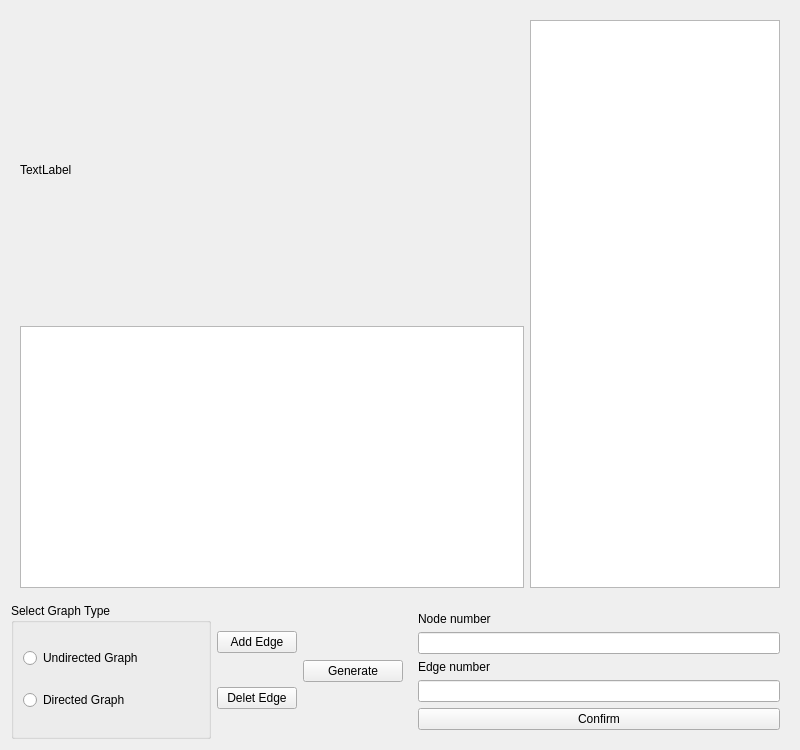
Above: generator_ui.ui from KrowFeather/Graph_Generator before the change. Below: the same form after it.
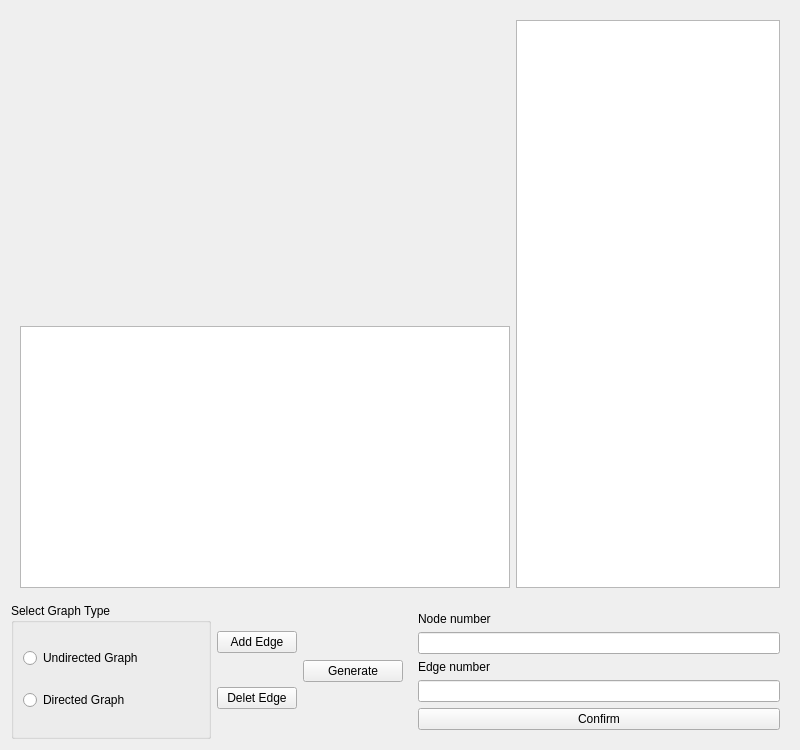
That is the form after the change.

```diff
--- a/generator_ui.ui
+++ b/generator_ui.ui
@@ -37,12 +37,12 @@
            <widget class="QLabel" name="view">
             <property name="minimumSize">
              <size>
-              <width>400</width>
+              <width>500</width>
               <height>300</height>
              </size>
             </property>
             <property name="text">
-             <string>TextLabel</string>
+             <string/>
             </property>
            </widget>
           </item>
@@ -53,9 +53,15 @@
         </item>
         <item>
          <widget class="QTableWidget" name="edgelistframe">
+          <property name="minimumSize">
+           <size>
+            <width>264</width>
+            <height>0</height>
+           </size>
+          </property>
           <property name="maximumSize">
            <size>
-            <width>250</width>
+            <width>16777215</width>
             <height>16777215</height>
            </size>
           </property>
```
Left out of the diff: 6 changed lines with no effect on the pictures.
